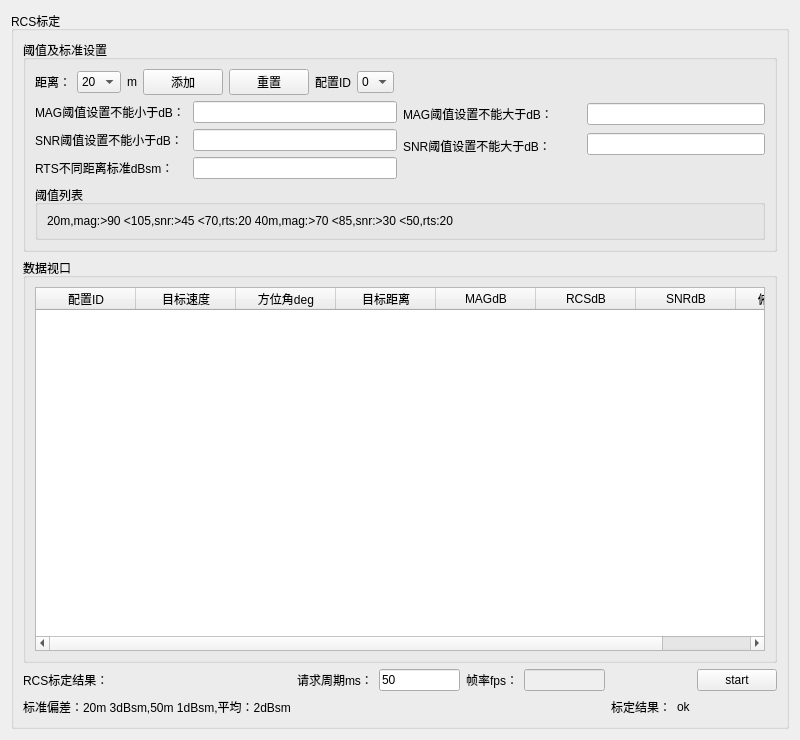
First picture: the form in eol_calibration_window/eol_calibration_window.ui, repository aron566/EOL_CAN_Tool, before the edit.
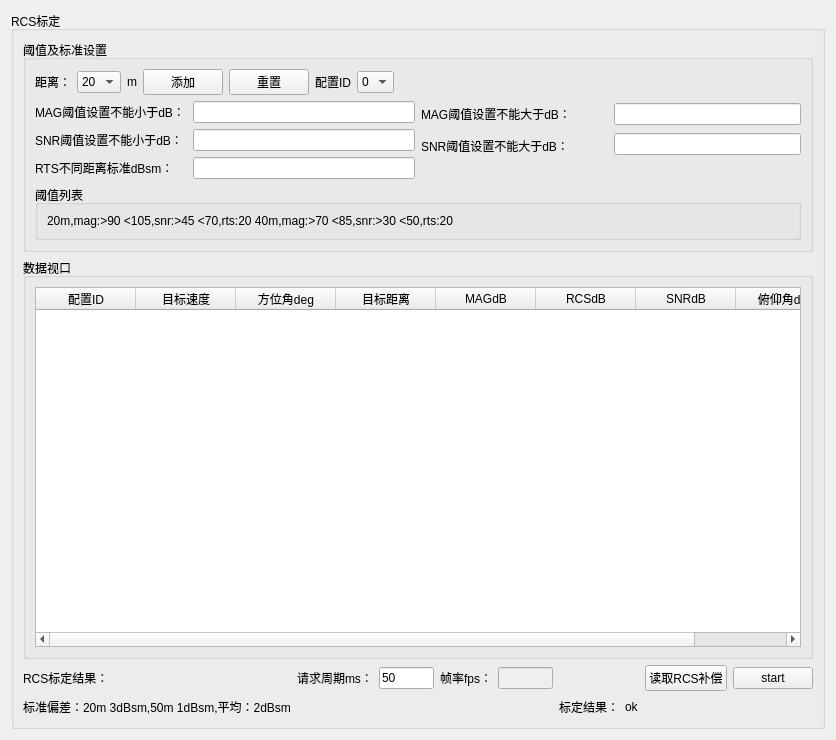
Second picture: the form after the edit.

Commit message: <feat>: <增加读取rcs补偿值接口>

Diff of the .ui file:
```diff
--- a/eol_calibration_window/eol_calibration_window.ui
+++ b/eol_calibration_window/eol_calibration_window.ui
@@ -6,7 +6,7 @@
    <rect>
     <x>0</x>
     <y>0</y>
-    <width>800</width>
+    <width>836</width>
     <height>740</height>
    </rect>
   </property>
@@ -20,28 +20,67 @@
       <string>RCS标定</string>
      </property>
      <layout class="QGridLayout" name="gridLayout_8">
-      <item row="2" column="0">
-       <widget class="QLabel" name="rcs_label">
-        <property name="text">
-         <string>RCS标定结果：</string>
+      <item row="1" column="0" colspan="9">
+       <widget class="QGroupBox" name="mag_snr_data_view_groupBox">
+        <property name="title">
+         <string>数据视口</string>
         </property>
+        <layout class="QGridLayout" name="gridLayout_6">
+         <item row="0" column="0">
+          <widget class="QTableWidget" name="tableWidget">
+           <column>
+            <property name="text">
+             <string>配置ID</string>
+            </property>
+           </column>
+           <column>
+            <property name="text">
+             <string>目标速度</string>
+            </property>
+           </column>
+           <column>
+            <property name="text">
+             <string>方位角deg</string>
+            </property>
+           </column>
+           <column>
+            <property name="text">
+             <string>目标距离</string>
+            </property>
+           </column>
+           <column>
+            <property name="text">
+             <string>MAGdB</string>
+            </property>
+           </column>
+           <column>
+            <property name="text">
+             <string>RCSdB</string>
+            </property>
+           </column>
+           <column>
+            <property name="text">
+             <string>SNRdB</string>
+            </property>
+           </column>
+           <column>
+            <property name="text">
+             <string>俯仰角deg</string>
+            </property>
+           </column>
+          </widget>
+         </item>
+        </layout>
        </widget>
       </item>
-      <item row="2" column="1">
-       <widget class="QLabel" name="refresh_time_label">
+      <item row="3" column="6">
+       <widget class="QLabel" name="rcs_rsl_state_show_label">
         <property name="text">
-         <string>请求周期ms：</string>
+         <string>ok</string>
         </property>
        </widget>
       </item>
-      <item row="2" column="7">
-       <widget class="QPushButton" name="test_start_pushButton">
-        <property name="text">
-         <string>start</string>
-        </property>
-       </widget>
-      </item>
-      <item row="0" column="0" colspan="8">
+      <item row="0" column="0" colspan="9">
        <widget class="QGroupBox" name="threshold_groupBox">
         <property name="title">
          <string>阈值及标准设置</string>
@@ -256,79 +295,6 @@
         </layout>
        </widget>
       </item>
-      <item row="1" column="0" colspan="8">
-       <widget class="QGroupBox" name="mag_snr_data_view_groupBox">
-        <property name="title">
-         <string>数据视口</string>
-        </property>
-        <layout class="QGridLayout" name="gridLayout_6">
-         <item row="0" column="0">
-          <widget class="QTableWidget" name="tableWidget">
-           <column>
-            <property name="text">
-             <string>配置ID</string>
-            </property>
-           </column>
-           <column>
-            <property name="text">
-             <string>目标速度</string>
-            </property>
-           </column>
-           <column>
-            <property name="text">
-             <string>方位角deg</string>
-            </property>
-           </column>
-           <column>
-            <property name="text">
-             <string>目标距离</string>
-            </property>
-           </column>
-           <column>
-            <property name="text">
-             <string>MAGdB</string>
-            </property>
-           </column>
-           <column>
-            <property name="text">
-             <string>RCSdB</string>
-            </property>
-           </column>
-           <column>
-            <property name="text">
-             <string>SNRdB</string>
-            </property>
-           </column>
-           <column>
-            <property name="text">
-             <string>俯仰角deg</string>
-            </property>
-           </column>
-          </widget>
-         </item>
-        </layout>
-       </widget>
-      </item>
-      <item row="3" column="6">
-       <widget class="QLabel" name="rcs_rsl_state_show_label">
-        <property name="text">
-         <string>ok</string>
-        </property>
-       </widget>
-      </item>
-      <item row="2" column="5" colspan="2">
-       <spacer name="horizontalSpacer_3">
-        <property name="orientation">
-         <enum>Qt::Horizontal</enum>
-        </property>
-        <property name="sizeHint" stdset="0">
-         <size>
-          <width>40</width>
-          <height>20</height>
-         </size>
-        </property>
-       </spacer>
-      </item>
       <item row="2" column="4">
        <widget class="QLineEdit" name="fps_lineEdit">
         <property name="enabled">
@@ -336,15 +302,15 @@
         </property>
        </widget>
       </item>
-      <item row="3" column="0">
-       <widget class="QLabel" name="rcs_rsl_label">
+      <item row="2" column="8">
+       <widget class="QPushButton" name="test_start_pushButton">
         <property name="text">
-         <string>标准偏差：20m 3dBsm,50m 1dBsm,平均：2dBsm</string>
+         <string>start</string>
         </property>
        </widget>
       </item>
-      <item row="3" column="7">
-       <spacer name="horizontalSpacer_4">
+      <item row="2" column="5" colspan="2">
+       <spacer name="horizontalSpacer_3">
         <property name="orientation">
          <enum>Qt::Horizontal</enum>
         </property>
@@ -356,13 +322,6 @@
         </property>
        </spacer>
       </item>
-      <item row="2" column="3">
-       <widget class="QLabel" name="fps_label">
-        <property name="text">
-         <string>帧率fps：</string>
-        </property>
-       </widget>
-      </item>
       <item row="3" column="5">
        <widget class="QLabel" name="rcs_rsl_state_label">
         <property name="text">
@@ -370,6 +329,27 @@
         </property>
        </widget>
       </item>
+      <item row="2" column="3">
+       <widget class="QLabel" name="fps_label">
+        <property name="text">
+         <string>帧率fps：</string>
+        </property>
+       </widget>
+      </item>
+      <item row="2" column="1">
+       <widget class="QLabel" name="refresh_time_label">
+        <property name="text">
+         <string>请求周期ms：</string>
+        </property>
+       </widget>
+      </item>
+      <item row="3" column="0">
+       <widget class="QLabel" name="rcs_rsl_label">
+        <property name="text">
+         <string>标准偏差：20m 3dBsm,50m 1dBsm,平均：2dBsm</string>
+        </property>
+       </widget>
+      </item>
       <item row="2" column="2">
        <widget class="QLineEdit" name="refresh_time_lineEdit">
         <property name="text">
@@ -377,6 +357,33 @@
         </property>
        </widget>
       </item>
+      <item row="2" column="0">
+       <widget class="QLabel" name="rcs_label">
+        <property name="text">
+         <string>RCS标定结果：</string>
+        </property>
+       </widget>
+      </item>
+      <item row="3" column="8">
+       <spacer name="horizontalSpacer_4">
+        <property name="orientation">
+         <enum>Qt::Horizontal</enum>
+        </property>
+        <property name="sizeHint" stdset="0">
+         <size>
+          <width>40</width>
+          <height>20</height>
+         </size>
+        </property>
+       </spacer>
+      </item>
+      <item row="2" column="7">
+       <widget class="QPushButton" name="read_rcs_offset_pushButton">
+        <property name="text">
+         <string>读取RCS补偿</string>
+        </property>
+       </widget>
+      </item>
      </layout>
     </widget>
    </item>
```
The commit also changes 3 other files.
